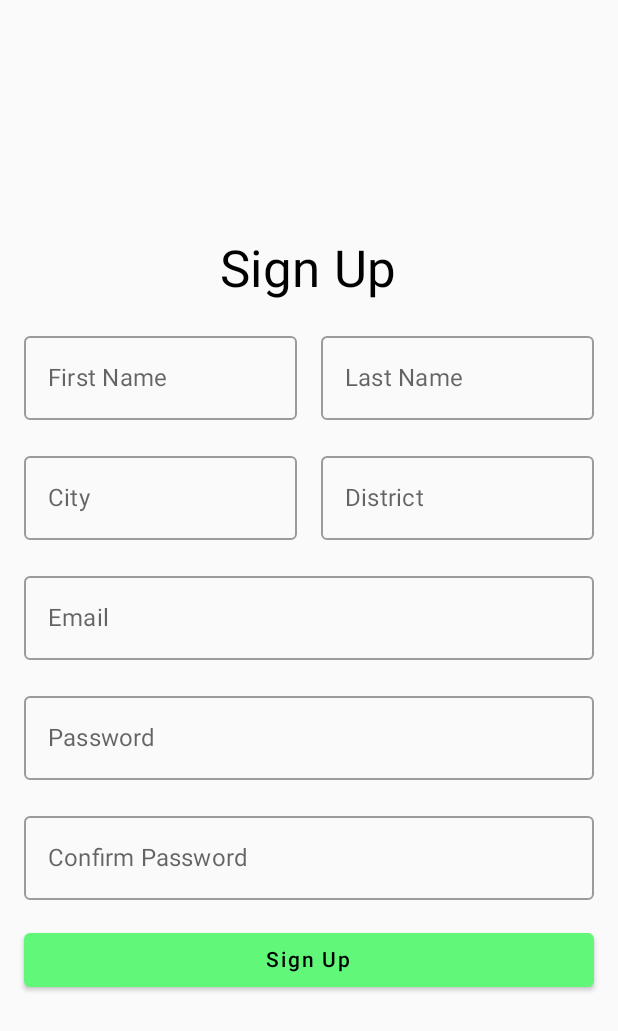
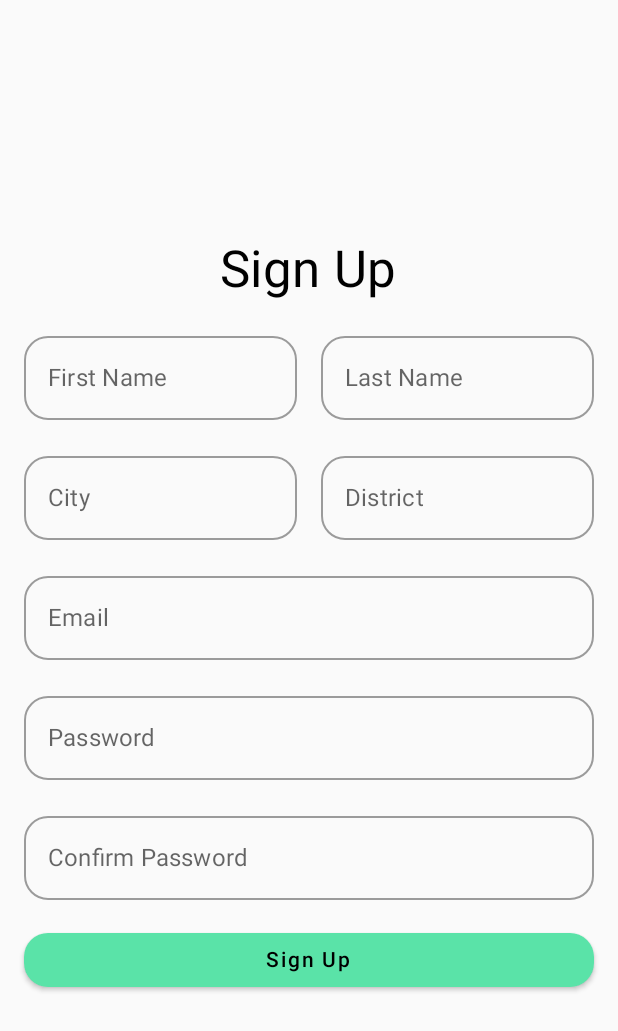
Before and after one commit to biharamalith/Loon, an Android app built with Jetpack Compose: the SignUpScreen screen opened directly, with no data from a screen before it, on a phone screen of 412 x 824 dp. Shown: the top 1031 px of the screen. Run offline under Robolectric (Android 15) with nearby library versions, the phone set to English and light mode, and no system bars.

Commit message:
Small UI changes

```diff
--- a/app/src/main/java/com/nibm/loon/ui/signUpScreen/SignUpScreen.kt
+++ b/app/src/main/java/com/nibm/loon/ui/signUpScreen/SignUpScreen.kt
@@ -4,6 +4,7 @@ import android.os.Bundle
 import androidx.activity.ComponentActivity
 import androidx.activity.compose.setContent
 import androidx.compose.foundation.layout.*
+import androidx.compose.foundation.shape.RoundedCornerShape
 //noinspection UsingMaterialAndMaterial3Libraries
 import androidx.compose.material.*
 import androidx.compose.runtime.*
@@ -13,7 +14,7 @@ import androidx.compose.ui.graphics.Color
 import androidx.compose.ui.text.input.PasswordVisualTransformation
 import androidx.compose.ui.tooling.preview.Preview
 import androidx.compose.ui.unit.dp
-import com.nibm.loon.ui.loginScreen.LoginUI
+import com.nibm.loon.ui.theme.LightGreenColor
 
 class SignUpScreen : ComponentActivity() {
     override fun onCreate(savedInstanceState: Bundle?) {
@@ -61,12 +62,14 @@ fun SignUpUI(
                     value = firstName,
                     onValueChange = { firstName = it },
                     label = { Text("First Name") },
+                    shape = RoundedCornerShape(16.dp),
                     modifier = Modifier.weight(1f)
                 )
                 OutlinedTextField(
                     value = lastName,
                     onValueChange = { lastName = it },
                     label = { Text("Last Name") },
+                    shape = RoundedCornerShape(16.dp),
                     modifier = Modifier.weight(1f)
                 )
             }
@@ -78,12 +81,14 @@ fun SignUpUI(
                     value = city,
                     onValueChange = { city = it },
                     label = { Text("City") },
+                    shape = RoundedCornerShape(16.dp),
                     modifier = Modifier.weight(1f)
                 )
                 OutlinedTextField(
                     value = district,
                     onValueChange = { district = it },
                     label = { Text("District") },
+                    shape = RoundedCornerShape(16.dp),
                     modifier = Modifier.weight(1f)
                 )
             }
@@ -91,12 +96,14 @@ fun SignUpUI(
                 value = email,
                 onValueChange = { email = it },
                 label = { Text("Email") },
+                shape = RoundedCornerShape(16.dp),
                 modifier = Modifier.fillMaxWidth()
             )
             OutlinedTextField(
                 value = password,
                 onValueChange = { password = it },
                 label = { Text("Password") },
+                shape = RoundedCornerShape(16.dp),
                 visualTransformation = PasswordVisualTransformation(),
                 modifier = Modifier.fillMaxWidth()
             )
@@ -104,6 +111,7 @@ fun SignUpUI(
                 value = confirmPassword,
                 onValueChange = { confirmPassword = it },
                 label = { Text("Confirm Password") },
+                shape = RoundedCornerShape(16.dp),
                 visualTransformation = PasswordVisualTransformation(),
                 modifier = Modifier.fillMaxWidth()
             )
@@ -116,8 +124,9 @@ fun SignUpUI(
                     }
                 },
                 modifier = Modifier.fillMaxWidth(),
+                shape = RoundedCornerShape(16.dp),
                 colors = ButtonDefaults.buttonColors(
-                    backgroundColor = Color(0xFF61F879) // Using your specified color
+                    backgroundColor = LightGreenColor
                 )
             ) {
                 Text("Sign Up")
```
